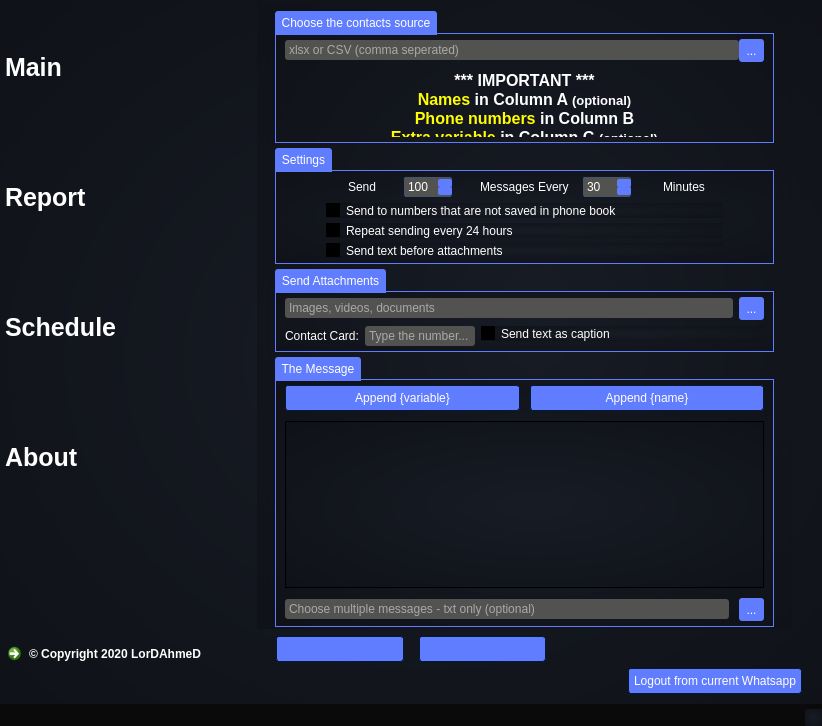
First picture: the form in extra var.ui, repository thelordahmed/Whatsapp-bulk-sender, before the edit.
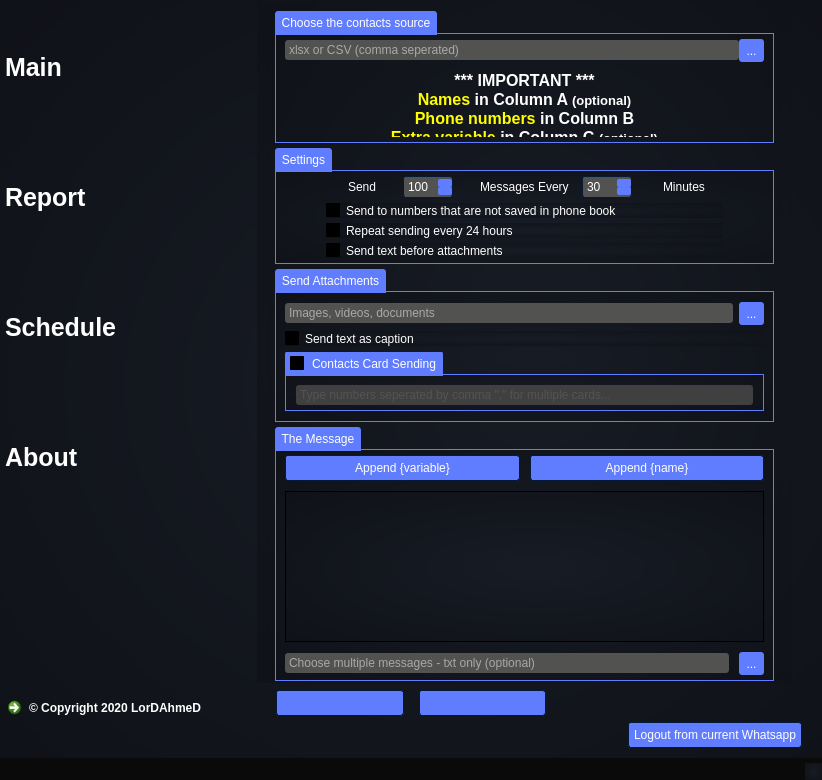
Second picture: the form after the edit. Icons and pictures are not drawn.

Commit message: - added multiple contact card sending - tweaked sending multiple files, now it's send in one request to the input

Patch:
```diff
--- a/extra var.ui
+++ b/extra var.ui
@@ -7,7 +7,7 @@
     <x>0</x>
     <y>0</y>
     <width>822</width>
-    <height>726</height>
+    <height>780</height>
    </rect>
   </property>
   <property name="minimumSize">
@@ -1863,6 +1863,12 @@
              </item>
              <item>
               <widget class="QGroupBox" name="groupBox_3">
+               <property name="sizePolicy">
+                <sizepolicy hsizetype="Preferred" vsizetype="Fixed">
+                 <horstretch>0</horstretch>
+                 <verstretch>0</verstretch>
+                </sizepolicy>
+               </property>
                <property name="maximumSize">
                 <size>
                  <width>16777215</width>
@@ -1874,10 +1880,10 @@
                </property>
                <layout class="QFormLayout" name="formLayout">
                 <property name="topMargin">
-                 <number>5</number>
+                 <number>10</number>
                 </property>
                 <property name="bottomMargin">
-                 <number>5</number>
+                 <number>10</number>
                 </property>
                 <item row="0" column="0" colspan="2">
                  <layout class="QHBoxLayout" name="horizontalLayout_2">
@@ -1900,31 +1906,59 @@
                   </item>
                  </layout>
                 </item>
-                <item row="1" column="0">
-                 <layout class="QHBoxLayout" name="horizontalLayout">
-                  <item>
-                   <widget class="QLabel" name="label_5">
-                    <property name="text">
-                     <string>Contact Card:</string>
-                    </property>
-                   </widget>
-                  </item>
-                  <item>
-                   <widget class="QLineEdit" name="contactCard_le">
-                    <property name="placeholderText">
-                     <string>Type the number...</string>
-                    </property>
-                   </widget>
-                  </item>
-                 </layout>
-                </item>
-                <item row="1" column="1">
-                 <widget class="QCheckBox" name="caption">
+                <item row="1" column="0" colspan="2">
+                 <widget class="QCheckBox" name="caption_2">
                   <property name="text">
                    <string>Send text as caption</string>
                   </property>
                  </widget>
                 </item>
+                <item row="2" column="0" colspan="2">
+                 <widget class="QGroupBox" name="contact_groupbox">
+                  <property name="minimumSize">
+                   <size>
+                    <width>200</width>
+                    <height>0</height>
+                   </size>
+                  </property>
+                  <property name="title">
+                   <string>Contacts Card Sending</string>
+                  </property>
+                  <property name="checkable">
+                   <bool>true</bool>
+                  </property>
+                  <property name="checked">
+                   <bool>false</bool>
+                  </property>
+                  <layout class="QHBoxLayout" name="horizontalLayout_13">
+                   <property name="leftMargin">
+                    <number>10</number>
+                   </property>
+                   <property name="topMargin">
+                    <number>10</number>
+                   </property>
+                   <property name="rightMargin">
+                    <number>10</number>
+                   </property>
+                   <property name="bottomMargin">
+                    <number>5</number>
+                   </property>
+                   <item>
+                    <widget class="QLineEdit" name="contactCard_le_2">
+                     <property name="sizePolicy">
+                      <sizepolicy hsizetype="Expanding" vsizetype="Fixed">
+                       <horstretch>0</horstretch>
+                       <verstretch>0</verstretch>
+                      </sizepolicy>
+                     </property>
+                     <property name="placeholderText">
+                      <string>Type numbers seperated by comma &quot;,&quot; for multiple cards...</string>
+                     </property>
+                    </widget>
+                   </item>
+                  </layout>
+                 </widget>
+                </item>
                </layout>
               </widget>
              </item>
```
Left out of the diff: 8 changed lines with no effect on the pictures. The commit also changes 7 other files.
